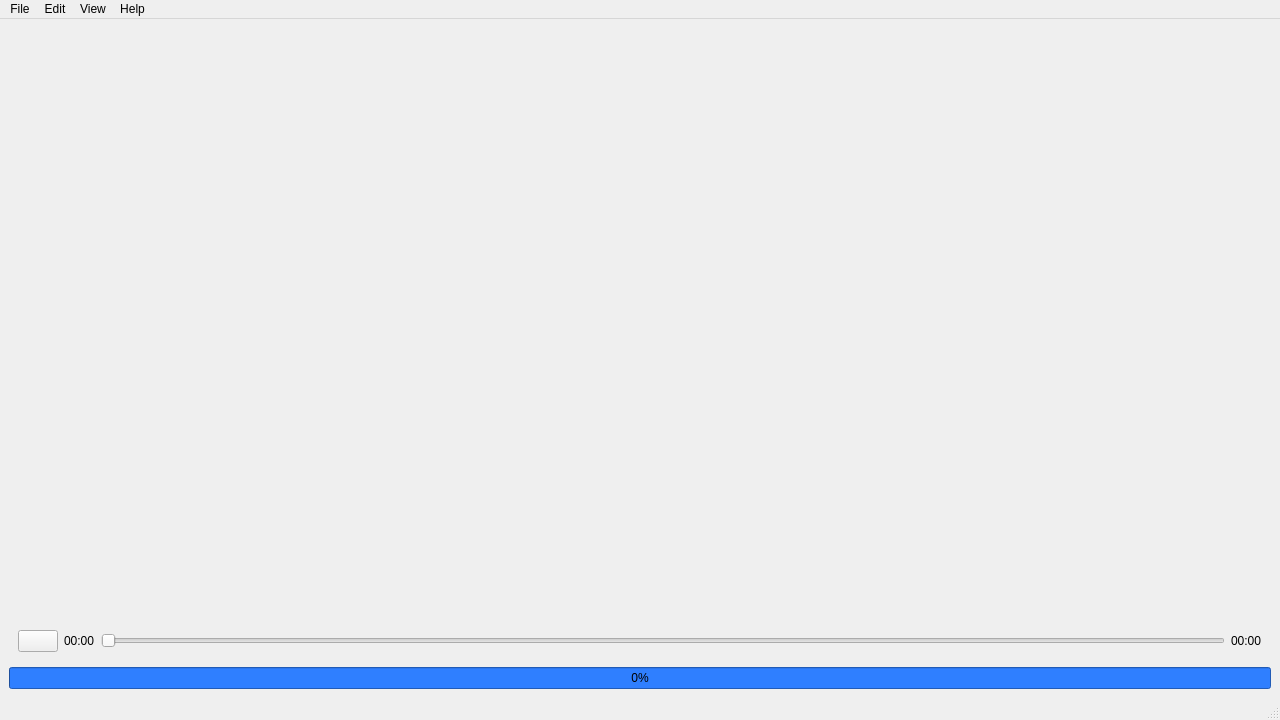
Old version of the form source/mainwindow.ui in the repository KirxSheppard/MSFplayer.
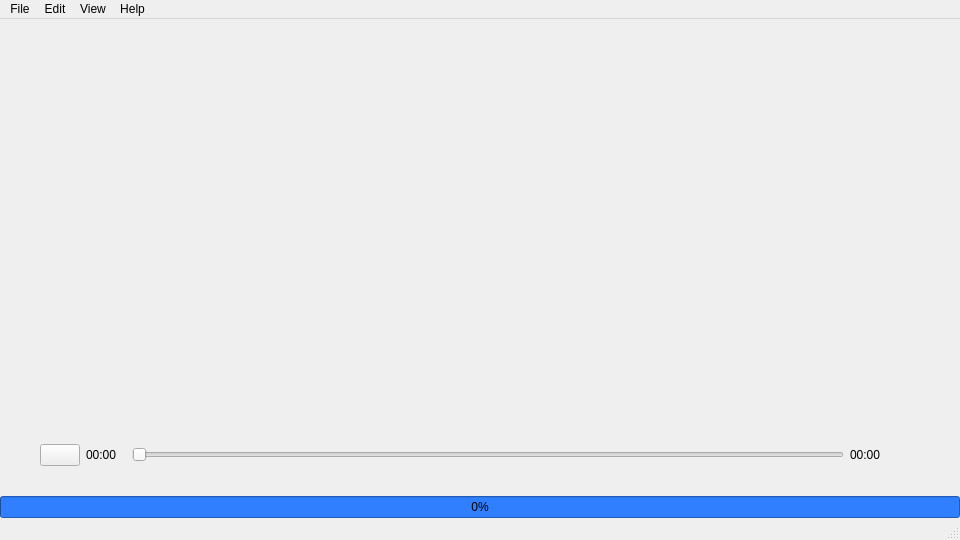
New version of the form. Custom widgets are drawn as their Qt base class.

Diff of the .ui file:
```diff
--- a/source/mainwindow.ui
+++ b/source/mainwindow.ui
@@ -6,8 +6,8 @@
    <rect>
     <x>0</x>
     <y>0</y>
-    <width>1280</width>
-    <height>720</height>
+    <width>960</width>
+    <height>540</height>
    </rect>
   </property>
   <property name="sizePolicy">
@@ -26,7 +26,59 @@
    <property name="mouseTracking">
     <bool>true</bool>
    </property>
+   <layout class="QVBoxLayout" name="verticalLayout_3">
+    <property name="spacing">
+     <number>0</number>
+    </property>
+    <property name="leftMargin">
+     <number>0</number>
+    </property>
+    <property name="topMargin">
+     <number>0</number>
+    </property>
+    <property name="rightMargin">
+     <number>0</number>
+    </property>
+    <property name="bottomMargin">
+     <number>0</number>
+    </property>
+    <item>
+     <layout class="QGridLayout" name="gridLayout">
+      <property name="spacing">
+       <number>0</number>
+      </property>
+      <item row="0" column="0">
+       <widget class="VideoWidget" name="widgetVideo" native="true">
+        <property name="sizePolicy">
+         <sizepolicy hsizetype="Expanding" vsizetype="Expanding">
+          <horstretch>0</horstretch>
+          <verstretch>0</verstretch>
+         </sizepolicy>
+        </property>
+        <property name="focusPolicy">
+         <enum>Qt::NoFocus</enum>
+        </property>
+        <layout class="QVBoxLayout" name="verticalLayout_2">
+         <property name="spacing">
+          <number>0</number>
+         </property>
+         <property name="leftMargin">
+          <number>0</number>
+         </property>
+         <property name="topMargin">
+          <number>0</number>
+         </property>
+         <property name="rightMargin">
+          <number>0</number>
+         </property>
+         <property name="bottomMargin">
+          <number>0</number>
+         </property>
+         <item>
    <layout class="QVBoxLayout" name="verticalLayout">
+           <property name="spacing">
+            <number>0</number>
+           </property>
     <item>
      <spacer name="verticalSpacer">
       <property name="orientation">
@@ -34,8 +86,8 @@
       </property>
       <property name="sizeHint" stdset="0">
        <size>
-        <width>17</width>
-        <height>383</height>
+               <width>20</width>
+               <height>40</height>
        </size>
       </property>
      </spacer>
@@ -43,6 +95,15 @@
     <item>
      <widget class="QWidget" name="vidProgWidget" native="true">
       <layout class="QHBoxLayout" name="horizontalLayout">
+              <property name="leftMargin">
+               <number>40</number>
+              </property>
+              <property name="rightMargin">
+               <number>40</number>
+              </property>
+              <property name="bottomMargin">
+               <number>30</number>
+              </property>
        <item>
         <widget class="QPushButton" name="playPauseButton">
          <property name="enabled">
@@ -67,13 +128,25 @@
        </item>
        <item>
         <widget class="QLabel" name="timelabel">
+                <property name="minimumSize">
+                 <size>
+                  <width>40</width>
+                  <height>0</height>
+                 </size>
+                </property>
          <property name="text">
           <string>00:00</string>
          </property>
         </widget>
        </item>
-       <item alignment="Qt::AlignVCenter">
+              <item>
         <widget class="Slider" name="horizontalSlider">
+                <property name="sizePolicy">
+                 <sizepolicy hsizetype="Expanding" vsizetype="Fixed">
+                  <horstretch>0</horstretch>
+                  <verstretch>0</verstretch>
+                 </sizepolicy>
+                </property>
          <property name="mouseTracking">
           <bool>false</bool>
          </property>
@@ -83,10 +156,19 @@
          <property name="orientation">
           <enum>Qt::Horizontal</enum>
          </property>
+                <property name="tickPosition">
+                 <enum>QSlider::NoTicks</enum>
+                </property>
         </widget>
        </item>
        <item>
         <widget class="QLabel" name="labelRemainingTime">
+                <property name="minimumSize">
+                 <size>
+                  <width>40</width>
+                  <height>0</height>
+                 </size>
+                </property>
          <property name="text">
           <string>00:00</string>
          </property>
@@ -94,6 +176,23 @@
        </item>
       </layout>
      </widget>
+           </item>
+          </layout>
+         </item>
+        </layout>
+       </widget>
+      </item>
+      <item row="0" column="1">
+       <widget class="Inspector" name="widgetInspector" native="true">
+        <property name="minimumSize">
+         <size>
+          <width>30</width>
+          <height>0</height>
+         </size>
+        </property>
+       </widget>
+      </item>
+     </layout>
     </item>
     <item>
      <widget class="QProgressBar" name="progressBar">
@@ -101,7 +200,7 @@
        <bool>true</bool>
       </property>
       <property name="sizePolicy">
-       <sizepolicy hsizetype="Expanding" vsizetype="Fixed">
+       <sizepolicy hsizetype="Preferred" vsizetype="Preferred">
         <horstretch>0</horstretch>
         <verstretch>0</verstretch>
        </sizepolicy>
@@ -130,7 +229,7 @@
     <rect>
      <x>0</x>
      <y>0</y>
-     <width>1280</width>
+     <width>960</width>
      <height>22</height>
     </rect>
    </property>
@@ -174,7 +273,11 @@
    <addaction name="menuWindow"/>
    <addaction name="menuHelp"/>
   </widget>
-  <widget class="QStatusBar" name="statusbar"/>
+  <widget class="QStatusBar" name="statusbar">
+   <property name="enabled">
+    <bool>false</bool>
+   </property>
+  </widget>
   <action name="actionSave">
    <property name="text">
     <string>Export frames</string>
@@ -234,6 +337,18 @@
    <extends>QSlider</extends>
    <header>slider.hpp</header>
   </customwidget>
+  <customwidget>
+   <class>VideoWidget</class>
+   <extends>QWidget</extends>
+   <header>videowidget.h</header>
+   <container>1</container>
+  </customwidget>
+  <customwidget>
+   <class>Inspector</class>
+   <extends>QWidget</extends>
+   <header>inspector.hpp</header>
+   <container>1</container>
+  </customwidget>
  </customwidgets>
  <resources/>
  <connections/>
```
Left out of the diff: 8 changed lines with no effect on the pictures. Lines whose indentation alone changed are shown as unchanged.
